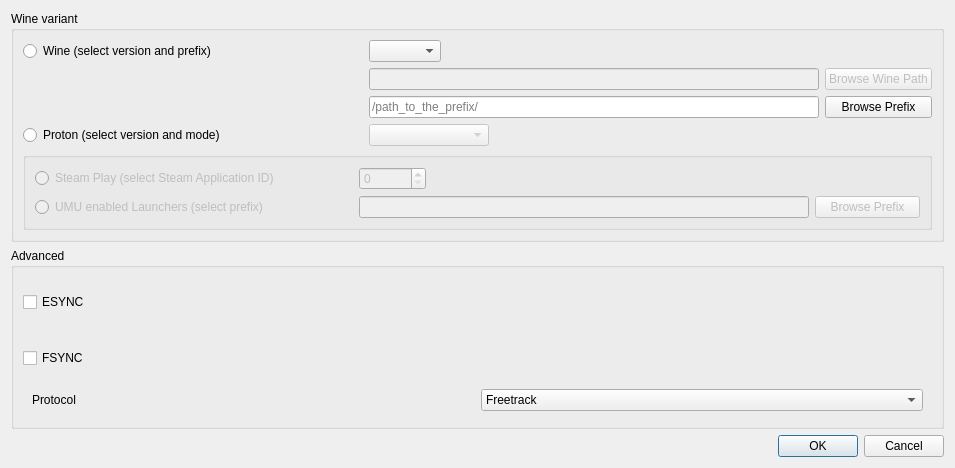
opentrack/opentrack, file proto-wine/ftnoir_winecontrols.ui: the form before one commit.
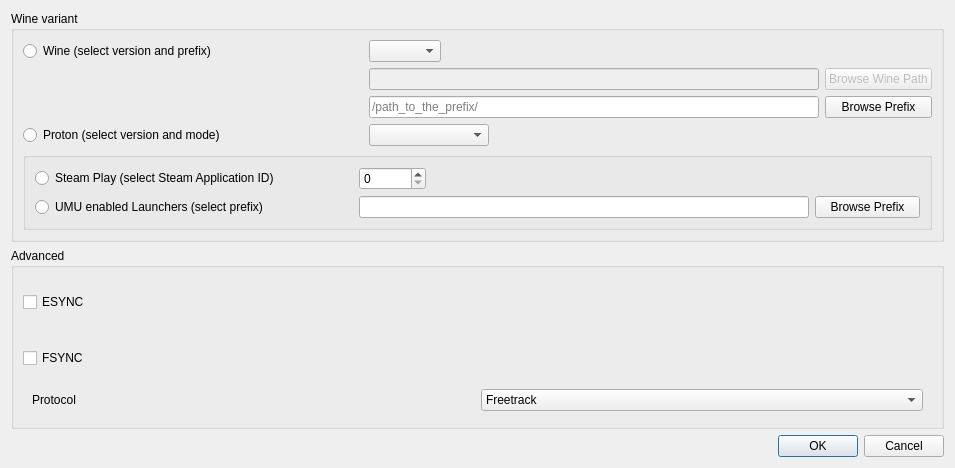
The form after the commit. Icons and pictures are not drawn.

Commit message: fixed ui issues and tied a browse window the the proton prefix button

Patch:
```diff
--- a/proto-wine/ftnoir_winecontrols.ui
+++ b/proto-wine/ftnoir_winecontrols.ui
@@ -120,9 +120,6 @@
       </item>
       <item row="3" column="1">
        <widget class="QComboBox" name="proton_version">
-        <property name="enabled">
-         <bool>false</bool>
-        </property>
         <property name="sizePolicy">
          <sizepolicy hsizetype="Maximum" vsizetype="Preferred">
           <horstretch>0</horstretch>
@@ -178,9 +175,6 @@
       </item>
       <item row="4" column="0" colspan="2">
        <widget class="QGroupBox" name="proton_subgroup">
-        <property name="enabled">
-         <bool>false</bool>
-        </property>
         <layout class="QGridLayout" name="gridLayout">
          <item row="0" column="1">
           <widget class="QSpinBox" name="proton_appid">
```
The commit also changes 7 other files.
